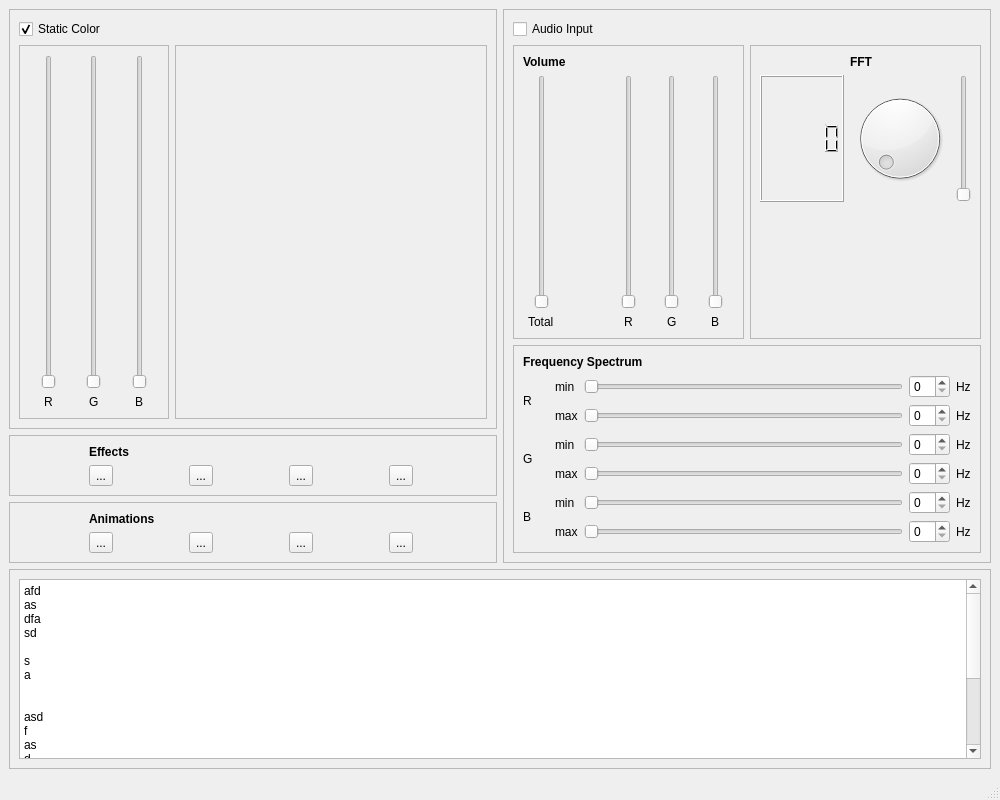
Before: the Qt Designer form src/gui/mainwindow.ui in bartromgens/ledstripstudio, drawn with Qt 5.
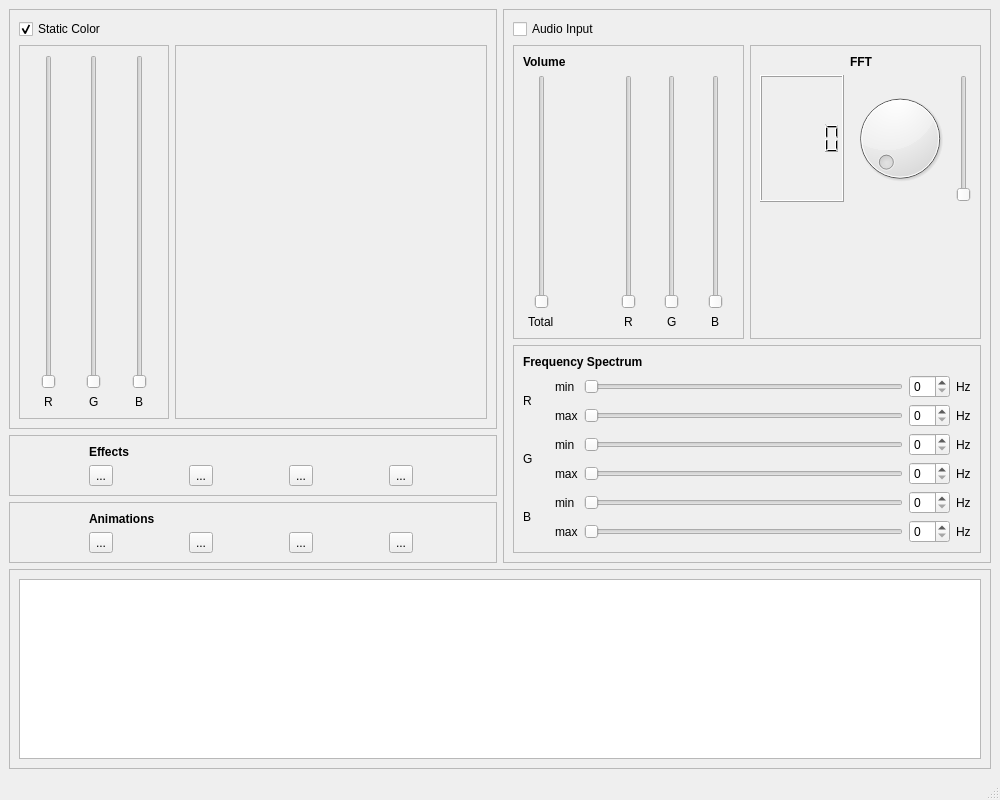
After: the same form once the commit is applied.

Commit message: Removed default text in log window.

Patch:
```diff
--- a/src/gui/mainwindow.ui
+++ b/src/gui/mainwindow.ui
@@ -584,28 +584,7 @@
 &lt;html&gt;&lt;head&gt;&lt;meta name=&quot;qrichtext&quot; content=&quot;1&quot; /&gt;&lt;style type=&quot;text/css&quot;&gt;
 p, li { white-space: pre-wrap; }
 &lt;/style&gt;&lt;/head&gt;&lt;body style=&quot; font-family:'Sans Serif'; font-size:9pt; font-weight:400; font-style:normal;&quot;&gt;
-&lt;p style=&quot; margin-top:0px; margin-bottom:0px; margin-left:0px; margin-right:0px; -qt-block-indent:0; text-indent:0px;&quot;&gt;afd&lt;/p&gt;
-&lt;p style=&quot; margin-top:0px; margin-bottom:0px; margin-left:0px; margin-right:0px; -qt-block-indent:0; text-indent:0px;&quot;&gt;as&lt;/p&gt;
-&lt;p style=&quot; margin-top:0px; margin-bottom:0px; margin-left:0px; margin-right:0px; -qt-block-indent:0; text-indent:0px;&quot;&gt;dfa&lt;/p&gt;
-&lt;p style=&quot; margin-top:0px; margin-bottom:0px; margin-left:0px; margin-right:0px; -qt-block-indent:0; text-indent:0px;&quot;&gt;sd&lt;/p&gt;
-&lt;p style=&quot;-qt-paragraph-type:empty; margin-top:0px; margin-bottom:0px; margin-left:0px; margin-right:0px; -qt-block-indent:0; text-indent:0px;&quot;&gt;&lt;br /&gt;&lt;/p&gt;
-&lt;p style=&quot; margin-top:0px; margin-bottom:0px; margin-left:0px; margin-right:0px; -qt-block-indent:0; text-indent:0px;&quot;&gt;s&lt;/p&gt;
-&lt;p style=&quot; margin-top:0px; margin-bottom:0px; margin-left:0px; margin-right:0px; -qt-block-indent:0; text-indent:0px;&quot;&gt;a&lt;/p&gt;
-&lt;p style=&quot;-qt-paragraph-type:empty; margin-top:0px; margin-bottom:0px; margin-left:0px; margin-right:0px; -qt-block-indent:0; text-indent:0px;&quot;&gt;&lt;br /&gt;&lt;/p&gt;
-&lt;p style=&quot;-qt-paragraph-type:empty; margin-top:0px; margin-bottom:0px; margin-left:0px; margin-right:0px; -qt-block-indent:0; text-indent:0px;&quot;&gt;&lt;br /&gt;&lt;/p&gt;
-&lt;p style=&quot; margin-top:0px; margin-bottom:0px; margin-left:0px; margin-right:0px; -qt-block-indent:0; text-indent:0px;&quot;&gt;asd&lt;/p&gt;
-&lt;p style=&quot; margin-top:0px; margin-bottom:0px; margin-left:0px; margin-right:0px; -qt-block-indent:0; text-indent:0px;&quot;&gt;f&lt;/p&gt;
-&lt;p style=&quot; margin-top:0px; margin-bottom:0px; margin-left:0px; margin-right:0px; -qt-block-indent:0; text-indent:0px;&quot;&gt;as&lt;/p&gt;
-&lt;p style=&quot; margin-top:0px; margin-bottom:0px; margin-left:0px; margin-right:0px; -qt-block-indent:0; text-indent:0px;&quot;&gt;d&lt;/p&gt;
-&lt;p style=&quot;-qt-paragraph-type:empty; margin-top:0px; margin-bottom:0px; margin-left:0px; margin-right:0px; -qt-block-indent:0; text-indent:0px;&quot;&gt;&lt;br /&gt;&lt;/p&gt;
-&lt;p style=&quot;-qt-paragraph-type:empty; margin-top:0px; margin-bottom:0px; margin-left:0px; margin-right:0px; -qt-block-indent:0; text-indent:0px;&quot;&gt;&lt;br /&gt;&lt;/p&gt;
-&lt;p style=&quot; margin-top:0px; margin-bottom:0px; margin-left:0px; margin-right:0px; -qt-block-indent:0; text-indent:0px;&quot;&gt;as&lt;/p&gt;
-&lt;p style=&quot; margin-top:0px; margin-bottom:0px; margin-left:0px; margin-right:0px; -qt-block-indent:0; text-indent:0px;&quot;&gt;df&lt;/p&gt;
-&lt;p style=&quot;-qt-paragraph-type:empty; margin-top:0px; margin-bottom:0px; margin-left:0px; margin-right:0px; -qt-block-indent:0; text-indent:0px;&quot;&gt;&lt;br /&gt;&lt;/p&gt;
-&lt;p style=&quot; margin-top:0px; margin-bottom:0px; margin-left:0px; margin-right:0px; -qt-block-indent:0; text-indent:0px;&quot;&gt;s&lt;/p&gt;
-&lt;p style=&quot; margin-top:0px; margin-bottom:0px; margin-left:0px; margin-right:0px; -qt-block-indent:0; text-indent:0px;&quot;&gt;ad&lt;/p&gt;
-&lt;p style=&quot; margin-top:0px; margin-bottom:0px; margin-left:0px; margin-right:0px; -qt-block-indent:0; text-indent:0px;&quot;&gt;f&lt;/p&gt;
-&lt;p style=&quot; margin-top:0px; margin-bottom:0px; margin-left:0px; margin-right:0px; -qt-block-indent:0; text-indent:0px;&quot;&gt;sdsadfa asdfsa&lt;/p&gt;&lt;/body&gt;&lt;/html&gt;</string>
+&lt;p style=&quot;-qt-paragraph-type:empty; margin-top:0px; margin-bottom:0px; margin-left:0px; margin-right:0px; -qt-block-indent:0; text-indent:0px;&quot;&gt;&lt;br /&gt;&lt;/p&gt;&lt;/body&gt;&lt;/html&gt;</string>
           </property>
          </widget>
         </item>
```
